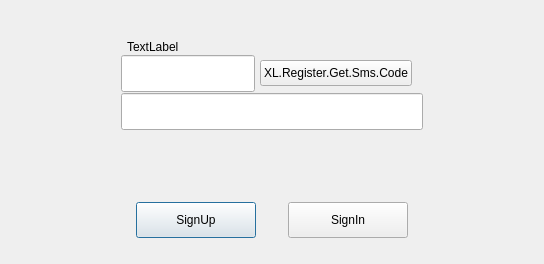
First picture: the form in UI/forms/XLRegisterDialog.ui, repository gechangli/obs-studio, before the edit.
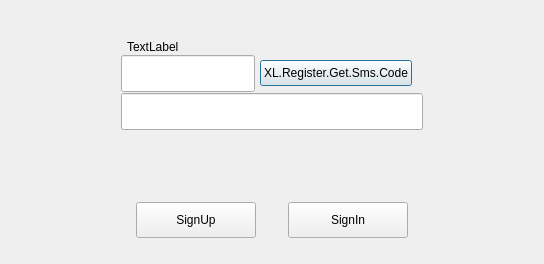
Second picture: the form after the edit. Icons and pictures are not drawn.

Commit message: working on get sms button style sheet

The edit to the form file:
```diff
--- a/UI/forms/XLRegisterDialog.ui
+++ b/UI/forms/XLRegisterDialog.ui
@@ -253,9 +253,6 @@
               <property name="text">
                <string>XL.Register.Get.Sms.Code</string>
               </property>
-              <property name="autoDefault">
-               <bool>false</bool>
-              </property>
              </widget>
             </item>
            </layout>
```
Left out of the diff: 10 changed lines with no effect on the pictures. The commit also changes 6 other files.
